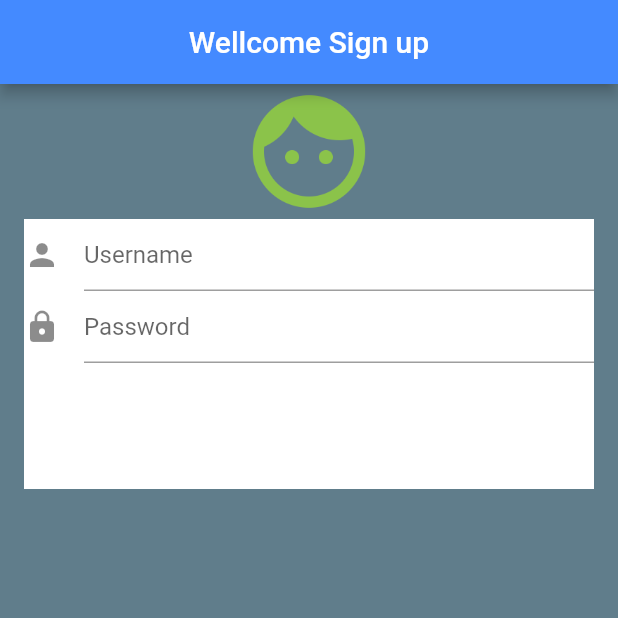
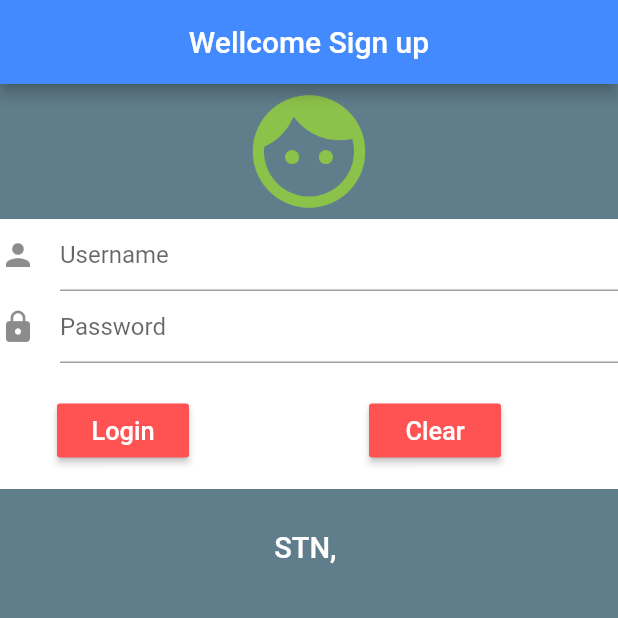
Before and after one commit to juancarloscoripoma/repo-flutter, a Flutter app: the screen it shows after launch, on a phone screen of 412 x 824 dp, the top half of it. Run offline on Flutter 3.47's test engine with Material 2 defaults, Android fonts, the phone set to English and light mode, and no system bars; our stand-ins replace rxdart.

Commit message:
finished login

```diff
--- a/flutter_scaffold/lib/src/ui/form_login/login.dart
+++ b/flutter_scaffold/lib/src/ui/form_login/login.dart
@@ -12,6 +12,24 @@ class LoginState extends State<Login> {
 
   final TextEditingController _userController = new TextEditingController();
   final TextEditingController _passwordController = new TextEditingController();
+  String _welcomeString = "";
+
+  void _erase(){
+    setState(() {
+      _userController.clear();
+      _passwordController.clear();
+    });
+  }
+
+  void _showWellcome(){
+    setState(() {
+      if(_userController.text.isNotEmpty && _passwordController.text.isNotEmpty){
+        _welcomeString = _userController.text;
+      }else{
+        _welcomeString = "Nothing!";
+      }
+    });
+  }
 
   @override
   Widget build(BuildContext context) {
@@ -26,7 +44,7 @@ class LoginState extends State<Login> {
 
       body: new Container(
         alignment: Alignment.topCenter,
-        child: new Column(
+        child: new ListView( /*Column*/
           children: <Widget>[
             // image
             new Image.asset("images/face.png", width: 90.0,height: 90.0,color: Colors.lightGreen,),
@@ -42,9 +60,36 @@ class LoginState extends State<Login> {
                   new TextField(controller: _userController, decoration: new InputDecoration(hintText: "Username", icon: new Icon(Icons.person)),),
                   new TextField(controller: _passwordController, decoration: new InputDecoration(hintText: "Password", icon: new Icon(Icons.lock)),obscureText: true,),
 
+                  new Padding(padding: new EdgeInsets.all(10.5)),
+
+                  new Center(
+                    child: new Row(
+                      children: <Widget>[
+                        //Login button
+                        new Container(
+                          margin: const EdgeInsets.only(left: 38.0),
+                          child: new RaisedButton(onPressed: _showWellcome,color: Colors.redAccent, child: new Text("Login",style: new TextStyle(color: Colors.white, fontSize: 16.9),), ),
+                        ),
+
+                        new Container(
+                          margin: const EdgeInsets.only(left: 120.0),
+                          child: new RaisedButton(onPressed: _erase,color: Colors.redAccent, child: new Text("Clear",style: new TextStyle(color: Colors.white, fontSize: 16.9),), ),
+                        ),
+
+                      ],
+                    ),
+                  )
+
                 ],
               ),
-            )
+            ),
+            new Padding(padding: const EdgeInsets.all(14.0)),
+            new Row(
+              mainAxisAlignment: MainAxisAlignment.center,
+              children: <Widget>[
+                new Text("STN, $_welcomeString", style: new TextStyle(color: Colors.white, fontSize: 19.4, fontWeight: FontWeight.w500),)
+              ],
+            ),
           ],
         ),
       ),
```
